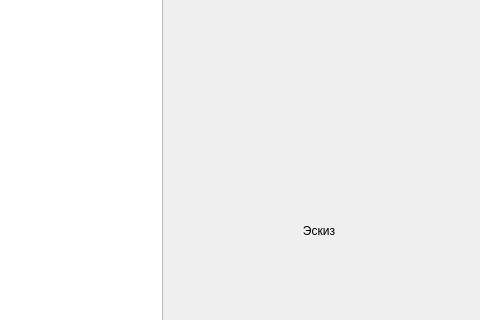
Old version of the form src/client/ui/window_profile.ui in the repository formemu/aditim-monitor; both pictures show x 751 to 1231 and y 242 to 562 of the 1231 by 800 pixel window.
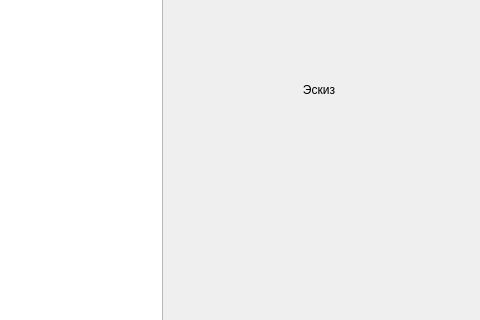
New version of the form.

```diff
--- a/src/client/ui/window_profile.ui
+++ b/src/client/ui/window_profile.ui
@@ -134,19 +134,6 @@
        </property>
       </widget>
      </item>
-     <item>
-      <spacer name="verticalSpacer_before_sketch">
-       <property name="orientation">
-        <enum>Qt::Orientation::Vertical</enum>
-       </property>
-       <property name="sizeHint" stdset="0">
-        <size>
-         <width>20</width>
-         <height>20</height>
-        </size>
-       </property>
-      </spacer>
-     </item>
      <item>
       <widget class="QLabel" name="label_sketch">
        <property name="minimumSize">
```
Left out of the diff: 3 changed lines with no effect on the pictures.
